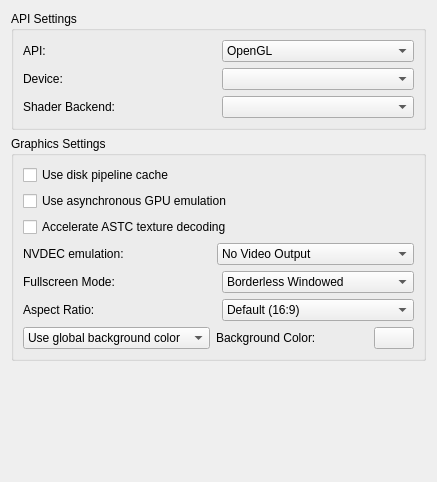
This is src/yuzu/configuration/configure_graphics.ui in QuantumGhost/yuzu as Qt 5 draws it before an edit. The edited form follows.
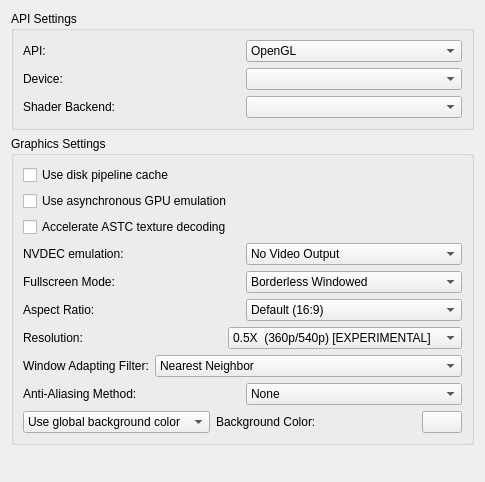
This is the edited form.

The edit to the form file:
```diff
--- a/src/yuzu/configuration/configure_graphics.ui
+++ b/src/yuzu/configuration/configure_graphics.ui
@@ -309,6 +309,173 @@
           </layout>
          </widget>
         </item>
+        <item>
+         <widget class="QWidget" name="resolution_layout" native="true">
+          <layout class="QHBoxLayout" name="horizontalLayout_5">
+           <property name="leftMargin">
+            <number>0</number>
+           </property>
+           <property name="topMargin">
+            <number>0</number>
+           </property>
+           <property name="rightMargin">
+            <number>0</number>
+           </property>
+           <property name="bottomMargin">
+            <number>0</number>
+           </property>
+           <item>
+            <widget class="QLabel" name="resolution_label">
+             <property name="text">
+              <string>Resolution:</string>
+             </property>
+            </widget>
+           </item>
+           <item>
+            <widget class="QComboBox" name="resolution_combobox">
+             <item>
+              <property name="text">
+               <string>0.5X  (360p/540p) [EXPERIMENTAL]</string>
+              </property>
+             </item>
+             <item>
+              <property name="text">
+               <string>0.75X (540p/810p) [EXPERIMENTAL]</string>
+              </property>
+             </item>
+             <item>
+              <property name="text">
+               <string>1X (720p/1080p)</string>
+              </property>
+             </item>
+             <item>
+              <property name="text">
+               <string>2X (1440p/2160p)</string>
+              </property>
+             </item>
+             <item>
+              <property name="text">
+               <string>3X (2160p/3240p)</string>
+              </property>
+             </item>
+             <item>
+              <property name="text">
+               <string>4X (2880p/4320p)</string>
+              </property>
+             </item>
+             <item>
+              <property name="text">
+               <string>5X (3600p/5400p)</string>
+              </property>
+             </item>
+             <item>
+              <property name="text">
+               <string>6X (4320p/6480p)</string>
+              </property>
+             </item>
+            </widget>
+           </item>
+          </layout>
+         </widget>
+        </item>
+        <item>
+         <widget class="QWidget" name="scaling_filter_layout" native="true">
+          <layout class="QHBoxLayout" name="horizontalLayout_6">
+           <property name="leftMargin">
+            <number>0</number>
+           </property>
+           <property name="topMargin">
+            <number>0</number>
+           </property>
+           <property name="rightMargin">
+            <number>0</number>
+           </property>
+           <property name="bottomMargin">
+            <number>0</number>
+           </property>
+           <item>
+            <widget class="QLabel" name="scaling_filter_label">
+             <property name="text">
+              <string>Window Adapting Filter:</string>
+             </property>
+            </widget>
+           </item>
+           <item>
+            <widget class="QComboBox" name="scaling_filter_combobox">
+             <item>
+              <property name="text">
+               <string>Nearest Neighbor</string>
+              </property>
+             </item>
+             <item>
+              <property name="text">
+               <string>Bilinear</string>
+              </property>
+             </item>
+             <item>
+              <property name="text">
+               <string>Bicubic</string>
+              </property>
+             </item>
+             <item>
+              <property name="text">
+               <string>Gaussian</string>
+              </property>
+             </item>
+             <item>
+              <property name="text">
+               <string>ScaleForce</string>
+              </property>
+             </item>
+             <item>
+              <property name="text">
+               <string>AMD's FidelityFX™️ Super Resolution [Vulkan Only]</string>
+              </property>
+             </item>
+            </widget>
+           </item>
+          </layout>
+         </widget>
+        </item>
+        <item>
+          <widget class="QWidget" name="anti_aliasing_layout" native="true">
+            <layout class="QHBoxLayout" name="horizontalLayout_7">
+              <property name="leftMargin">
+                <number>0</number>
+              </property>
+              <property name="topMargin">
+                <number>0</number>
+              </property>
+              <property name="rightMargin">
+                <number>0</number>
+              </property>
+              <property name="bottomMargin">
+                <number>0</number>
+              </property>
+              <item>
+                <widget class="QLabel" name="anti_aliasing_label">
+                  <property name="text">
+                    <string>Anti-Aliasing Method:</string>
+                  </property>
+                </widget>
+              </item>
+              <item>
+                <widget class="QComboBox" name="anti_aliasing_combobox">
+                  <item>
+                    <property name="text">
+                      <string>None</string>
+                    </property>
+                  </item>
+                  <item>
+                    <property name="text">
+                      <string>FXAA</string>
+                    </property>
+                  </item>
+                </widget>
+              </item>
+            </layout>
+          </widget>
+        </item>
         <item>
          <widget class="QWidget" name="bg_layout" native="true">
           <property name="sizePolicy">
```
